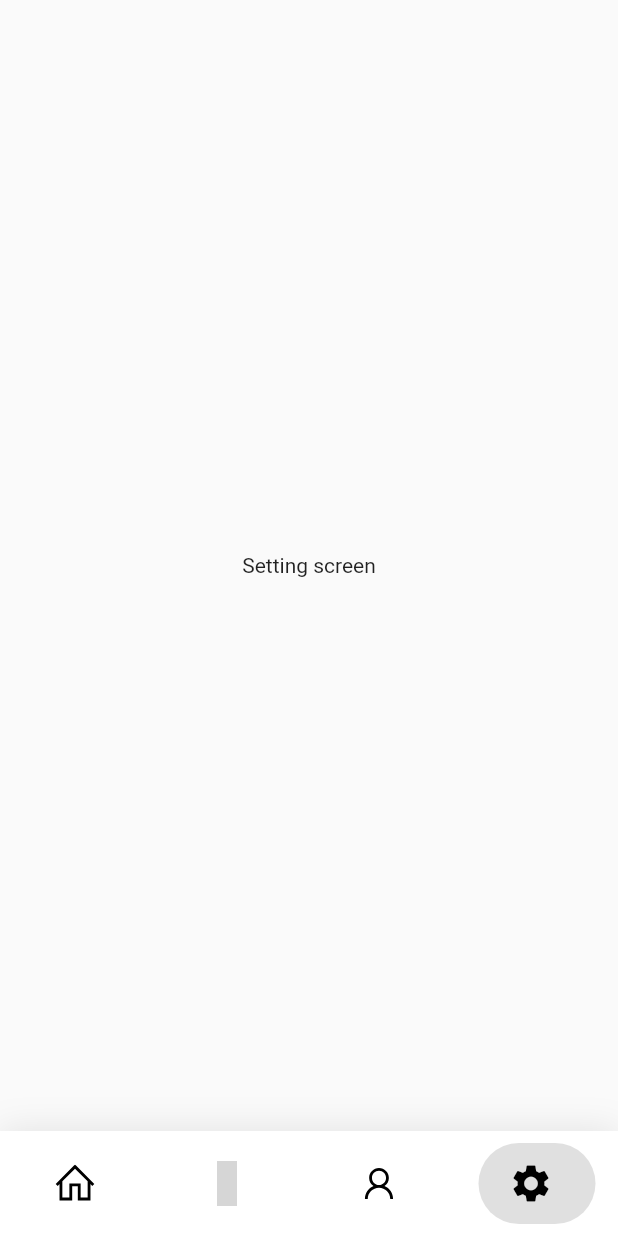
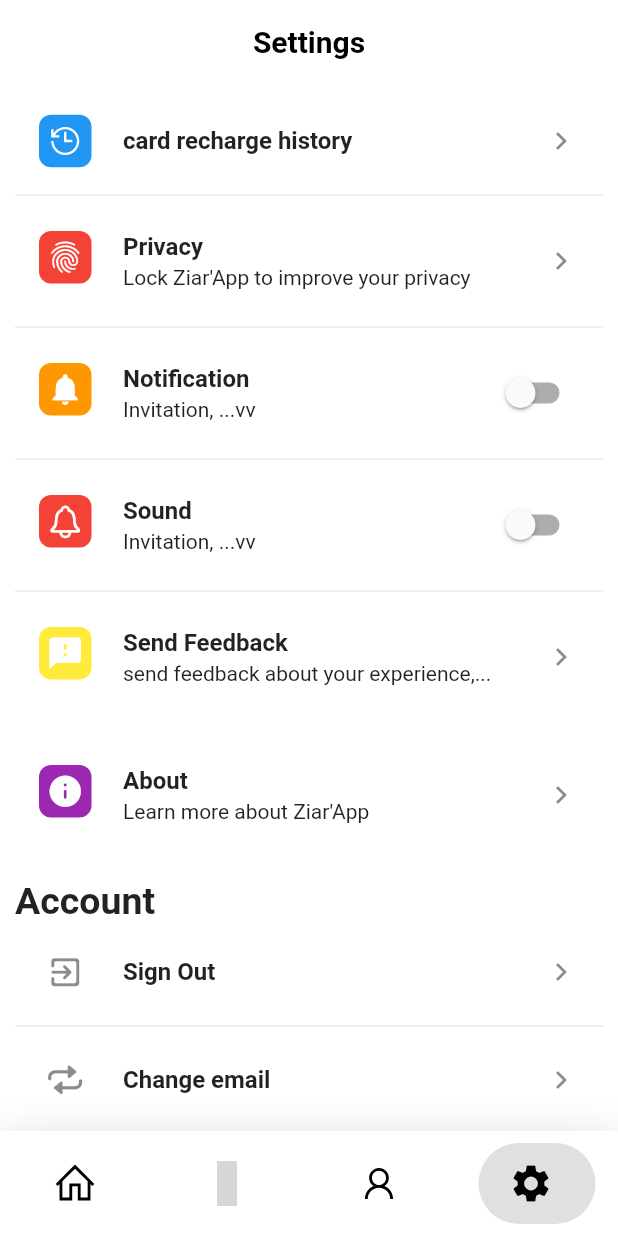
Before and after one commit to khuong02/flutter_project, a Flutter app: the screen it shows once a user with an empty profile is signed in, item 4 of the bottom bar chosen, on a phone screen of 412 x 824 dp. Run offline on Flutter 3.47's test engine with Material 2 defaults, Android fonts, the phone set to English and light mode, and no system bars; drawn by our look-alikes of babstrap_settings_screen, google_nav_bar; our stand-ins replace auto_size_text, circular_countdown_timer, equatable, firebase_auth, firebase_core, flutter_riverpod and 6 more; missing offline and left inert: dart:ffi, fl_score_bar; accounts and stored records are empty; network calls fail; grey boxes are pictures that could not be loaded.

Commit message:
add setting page

```diff
--- a/lib/screens/settings/setting_screen.dart
+++ b/lib/screens/settings/setting_screen.dart
@@ -1,20 +1,136 @@
 import 'package:flutter/cupertino.dart';
 import 'package:flutter/material.dart';
+import 'package:babstrap_settings_screen/babstrap_settings_screen.dart';
+import 'package:line_icons/line_icons.dart';
 
-class SettingScreen extends StatefulWidget{
+class SettingScreen extends StatefulWidget {
   const SettingScreen({Key? key}) : super(key: key);
 
   @override
   State<StatefulWidget> createState() => _SettingScreen();
 }
 
-class _SettingScreen extends State<SettingScreen>{
-
+class _SettingScreen extends State<SettingScreen> {
   @override
   Widget build(BuildContext context) {
-    return const Scaffold(
-      body: Center(
-        child: Text("Setting screen"),
+    return Scaffold(
+      backgroundColor: Colors.white.withOpacity(.94),
+      appBar: AppBar(
+        title: Text(
+          "Settings",
+          style: TextStyle(color: Colors.black, fontWeight: FontWeight.bold),
+        ),
+        centerTitle: true,
+        backgroundColor: Colors.transparent,
+        elevation: 0,
+      ),
+      body: Padding(
+        padding: const EdgeInsets.all(10),
+        child: ListView(
+          children: [
+            SettingsGroup(
+              items: [
+                SettingsItem(
+                  onTap: () {},
+                  icons: LineIcons.history,
+                  iconStyle: IconStyle(),
+                  title: 'card recharge history',
+                  // subtitle: "Make Ziar'App yours",
+                ),
+                SettingsItem(
+                  onTap: () {},
+                  icons: Icons.fingerprint,
+                  iconStyle: IconStyle(
+                    iconsColor: Colors.white,
+                    withBackground: true,
+                    backgroundColor: Colors.red,
+                  ),
+                  title: 'Privacy',
+                  subtitle: "Lock Ziar'App to improve your privacy",
+                ),
+                SettingsItem(
+                  onTap: () {},
+                  icons: Icons.notifications,
+                  iconStyle: IconStyle(
+                    iconsColor: Colors.white,
+                    withBackground: true,
+                    backgroundColor: Colors.orange,
+                  ),
+                  title: 'Notification',
+                  subtitle: "Invitation, ...vv",
+                  trailing: Switch.adaptive(
+                    value: false,
+                    onChanged: (value) {},
+                  ),
+                ),
+                SettingsItem(
+                  onTap: () {},
+                  icons: CupertinoIcons.bell,
+                  iconStyle: IconStyle(
+                    iconsColor: Colors.white,
+                    withBackground: true,
+                    backgroundColor: Colors.red,
+                  ),
+                  title: 'Sound',
+                  subtitle: "Invitation, ...vv",
+                  trailing: Switch.adaptive(
+                    value: false,
+                    onChanged: (value) {},
+                  ),
+                ),
+                SettingsItem(
+                  onTap: () {},
+                  icons: Icons.feedback_rounded,
+                  iconStyle: IconStyle(
+                    iconsColor: Colors.white,
+                    withBackground: true,
+                    backgroundColor: Colors.yellow,
+                  ),
+                  title: 'Send Feedback',
+                  subtitle: "send feedback about your experience,...",
+                ),
+              ],
+            ),
+            SettingsGroup(
+              items: [
+                SettingsItem(
+                  onTap: () {},
+                  icons: Icons.info_rounded,
+                  iconStyle: IconStyle(
+                    backgroundColor: Colors.purple,
+                  ),
+                  title: 'About',
+                  subtitle: "Learn more about Ziar'App",
+                ),
+              ],
+            ),
+            // You can add a settings title
+            SettingsGroup(
+              settingsGroupTitle: "Account",
+              items: [
+                SettingsItem(
+                  onTap: () {},
+                  icons: Icons.exit_to_app_rounded,
+                  title: "Sign Out",
+                ),
+                SettingsItem(
+                  onTap: () {},
+                  icons: CupertinoIcons.repeat,
+                  title: "Change email",
+                ),
+                SettingsItem(
+                  onTap: () {},
+                  icons: CupertinoIcons.delete_solid,
+                  title: "Delete account",
+                  titleStyle: TextStyle(
+                    color: Colors.red,
+                    fontWeight: FontWeight.bold,
+                  ),
+                ),
+              ],
+            ),
+          ],
+        ),
       ),
     );
   }
--- a/pubspec.yaml
+++ b/pubspec.yaml
@@ -44,6 +44,7 @@ dependencies:
   internet_connection_checker: 0.0.1
   fl_score_bar: ^0.2.4
   auto_size_text: ^3.0.0
+  babstrap_settings_screen: ^0.1.3
 
   authentication_repository:
     path: packages/firebase_auth_repository
```
Also changed, not shown: assets/fonts/SF-Pro-Text-Bold.otf (added), assets/fonts/SF-Pro-Text-Medium.otf (added), assets/fonts/SF-Pro-Text-Regular.otf (added), assets/fonts/SF-Pro-Text-Thin.otf (added), pubspec.lock.
